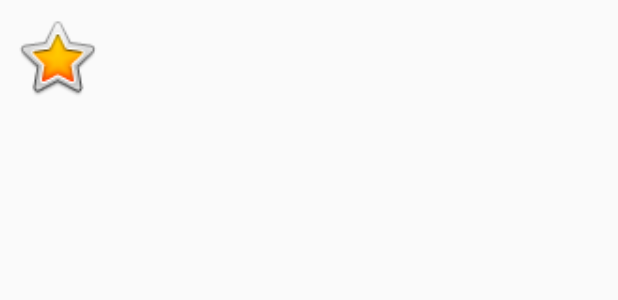
After one commit to Czeach/Baking-app, an Android app: the layout home_list.xml on its own in the app's theme, with its tools: preview values and no code run, on a phone screen of 412 x 824 dp. The commit adds this screen. Shown: the top 300 px of the screen. Run offline under Robolectric (Android 15) with nearby library versions, the light colour scheme and no system bars.

Commit message:
slightly done with the recyclerView

```diff
--- a/app/build.gradle
+++ b/app/build.gradle
@@ -30,6 +30,9 @@ android {
     }
     androidExtensions {
         experimental = true
+    }
+    kotlinOptions {
+        jvmTarget = "1.8"
     }
 }
 
--- a/app/src/main/java/com/example/android/bakingapp/network/BakingApiService.kt
+++ b/app/src/main/java/com/example/android/bakingapp/network/BakingApiService.kt
@@ -3,8 +3,6 @@ package com.example.android.bakingapp.network
 import com.jakewharton.retrofit2.adapter.kotlin.coroutines.CoroutineCallAdapterFactory
 import com.squareup.moshi.Moshi
 import com.squareup.moshi.kotlin.reflect.KotlinJsonAdapterFactory
-import kotlinx.coroutines.Deferred
-import retrofit2.Call
 import retrofit2.Retrofit
 import retrofit2.converter.moshi.MoshiConverterFactory
 import retrofit2.http.GET
@@ -20,7 +18,7 @@ private val retrofit = Retrofit.Builder()
 
 interface BakingApiService {
     @GET("baking.json")
-    fun getProperties(): Deferred<List<BakingProperty>>
+    fun getProperties(): ArrayList<Recipe>
 }
 
 object BakingApi{
--- /dev/null
+++ b/app/src/main/res/layout/home_list.xml
@@ -0,0 +1,57 @@
+<?xml version="1.0" encoding="utf-8"?>
+<layout
+    android:id="@+id/baking_list_home"
+    xmlns:app="http://schemas.android.com/apk/res-auto"
+    xmlns:tools="http://schemas.android.com/tools"
+    xmlns:android="http://schemas.android.com/apk/res/android">
+
+    <data>
+        <variable
+            name="viewModel"
+            type="com.example.android.bakingapp.bakingList.BakingListViewModel" />
+    </data>
+
+    <androidx.constraintlayout.widget.ConstraintLayout
+        android:layout_width="match_parent"
+        android:layout_height="wrap_content">
+
+        <ImageView
+            android:id="@+id/image_view"
+            android:layout_width="60dp"
+            android:layout_height="60dp"
+            android:layout_marginStart="8dp"
+            android:layout_marginTop="8dp"
+            android:layout_marginBottom="8dp"
+            app:layout_constraintBottom_toBottomOf="parent"
+            app:layout_constraintStart_toStartOf="parent"
+            app:layout_constraintTop_toTopOf="parent"
+            app:srcCompat="@android:drawable/btn_star_big_on" />
+
+        <TextView
+            android:id="@+id/name_view"
+            android:layout_width="0dp"
+            android:layout_height="wrap_content"
+            android:layout_marginStart="8dp"
+            android:layout_marginEnd="8dp"
+            android:text=""
+            android:textSize="18sp"
+            app:layout_constraintEnd_toEndOf="parent"
+            app:layout_constraintStart_toEndOf="@+id/image_view"
+            app:layout_constraintTop_toTopOf="@+id/image_view" />
+
+        <TextView
+            android:id="@+id/servings_view"
+            android:layout_width="0dp"
+            android:layout_height="wrap_content"
+            android:layout_marginStart="8dp"
+            android:layout_marginTop="8dp"
+            android:layout_marginEnd="8dp"
+            android:text=""
+            android:textSize="18sp"
+            app:layout_constraintBottom_toBottomOf="@+id/image_view"
+            app:layout_constraintEnd_toEndOf="parent"
+            app:layout_constraintStart_toEndOf="@+id/image_view"
+            app:layout_constraintTop_toBottomOf="@+id/name_view" />
+    </androidx.constraintlayout.widget.ConstraintLayout>
+
+</layout>
```
Also changed, not shown: app/src/main/java/com/example/android/bakingapp/bakingList/BakingListAdapter.kt (added, +54 -0 lines), app/src/main/java/com/example/android/bakingapp/bakingList/BakingListFragment.kt (+25 -3 lines), app/src/main/java/com/example/android/bakingapp/bakingList/BakingListViewModel.kt (+12 -13 lines), app/src/main/java/com/example/android/bakingapp/network/Recipe.kt (+5 -5 lines), app/src/main/res/layout/fragment_baking_list.xml (+4 -28 lines).
